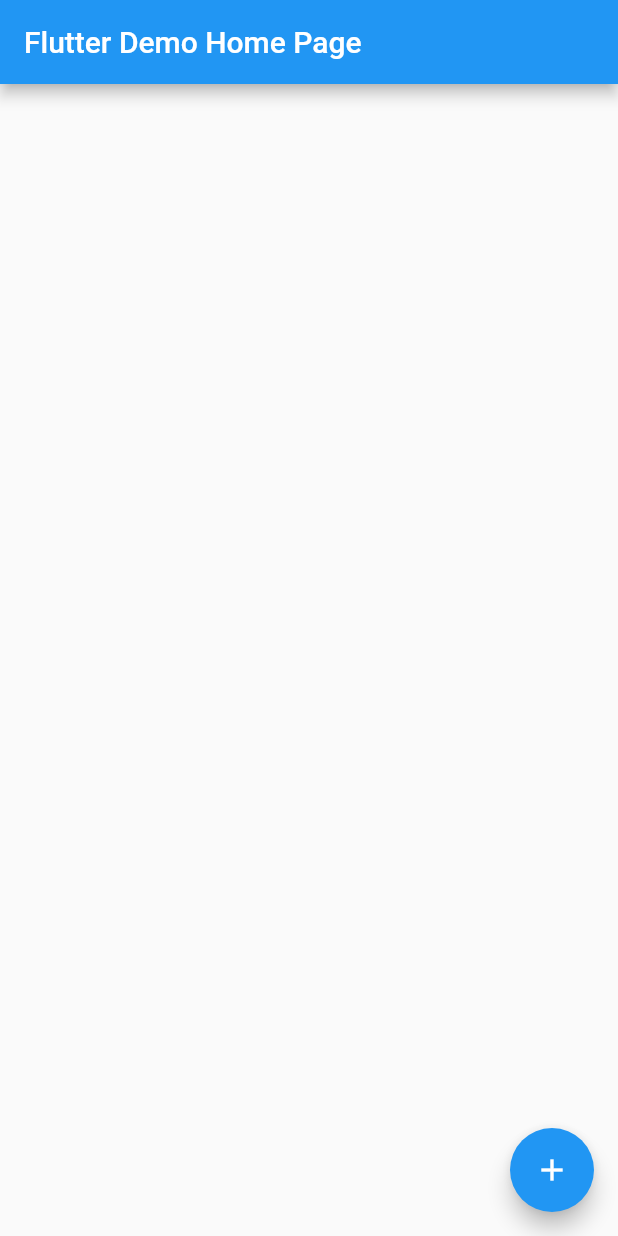
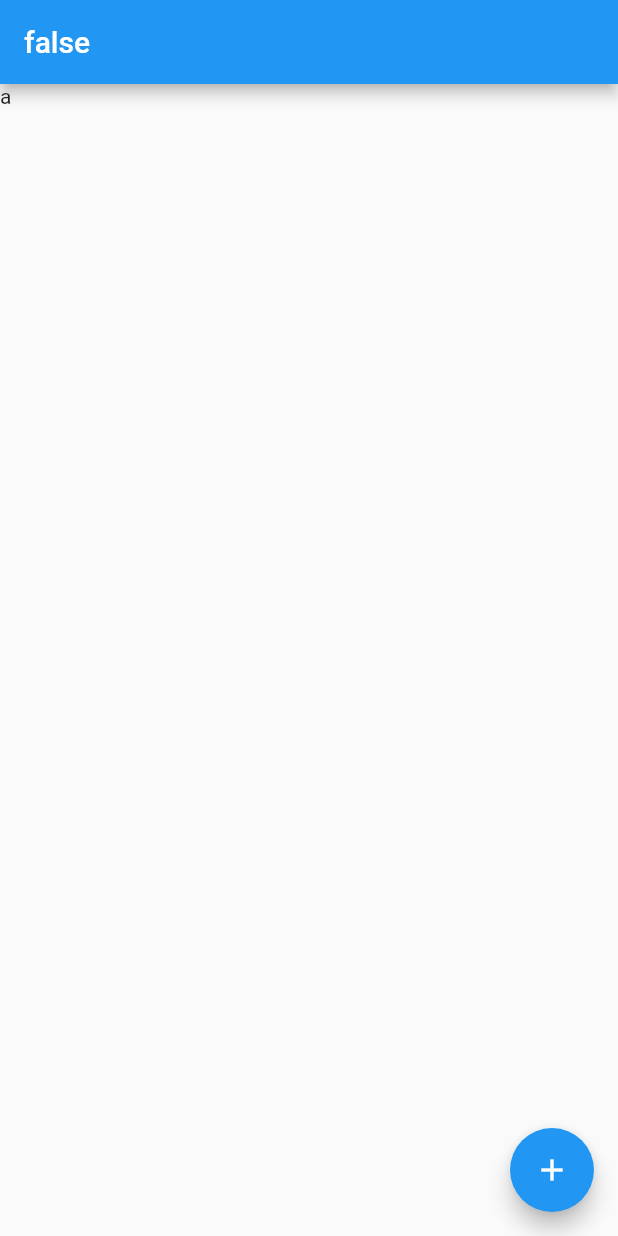
Before and after one commit to turlvo/stackoverflow, a Flutter app: the screen it shows after launch, after a tap on the "add" icon, on a phone screen of 412 x 824 dp. Run offline on Flutter 3.47's test engine with Material 2 defaults, Android fonts, the phone set to English and light mode, and no system bars.

Commit message:
resolve 69111126

```diff
--- a/lib/main.dart
+++ b/lib/main.dart
@@ -28,6 +28,10 @@ class MyHomePage extends StatefulWidget {
 }
 
 class _MyHomePageState extends State<MyHomePage> {
+  ScrollController _scrollController = ScrollController();
+  double hhhh = 30;
+  String title = 'False';
+
   @override
   void initState() {
     super.initState();
@@ -35,13 +39,28 @@ class _MyHomePageState extends State<MyHomePage> {
 
   @override
   Widget build(BuildContext context) {
+    WidgetsBinding.instance.addPostFrameCallback((duration) {
+      print("${_scrollController.position.maxScrollExtent}");
+      // prints true if scrollable else false
+      print(
+          "isScrollable = ${_scrollController.position.maxScrollExtent != 0}");
+      title = '${_scrollController.position.maxScrollExtent != 0}';
+    });
     return Scaffold(
       appBar: AppBar(
-        title: Text(widget.title),
+        title: Text(title),
       ),
       body: _buildBody(),
       floatingActionButton: FloatingActionButton(
-        onPressed: () {},
+        onPressed: () {
+          setState(() {
+            if (hhhh == 30) {
+              hhhh = 3333;
+            } else {
+              hhhh = 30;
+            }
+          });
+        },
         tooltip: 'Increment',
         child: Icon(Icons.add),
       ),
@@ -49,6 +68,14 @@ class _MyHomePageState extends State<MyHomePage> {
   }
 
   Widget _buildBody() {
-    return Container();
+    return ListView(
+      controller: _scrollController,
+      children: [
+        Container(height: hhhh, child: Text('a')),
+        Container(height: 30, child: Text('a')),
+        Container(height: 30, child: Text('a')),
+        Container(height: 30, child: Text('a')),
+      ],
+    );
   }
 }
--- a/pubspec.yaml
+++ b/pubspec.yaml
@@ -28,6 +28,7 @@ dependencies:
   # The following adds the Cupertino Icons font to your application.
   # Use with the CupertinoIcons class for iOS style icons.
   cupertino_icons: ^0.1.3
+  flutter_bloc: ^6.0.0
 
 dev_dependencies:
   flutter_test:
```
Also changed, not shown: pubspec.lock.
